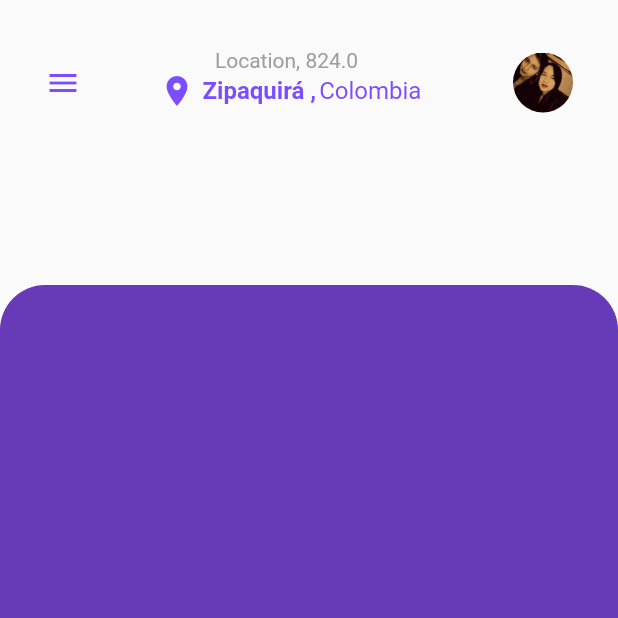
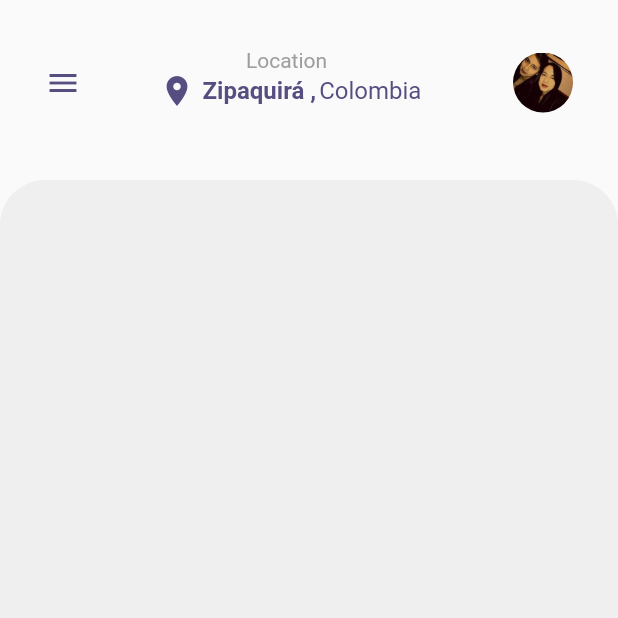
Before and after one commit to CamiloAguilar/PetsAdoption_app, a Flutter app: the screen it shows after launch, on a phone screen of 412 x 824 dp, the top half of it. Run offline on Flutter 3.47's test engine with Material 2 defaults, Android fonts, the phone set to English and light mode, and no system bars.

Commit message:
new palette colors

```diff
--- a/lib/gradient_back.dart
+++ b/lib/gradient_back.dart
@@ -9,16 +9,16 @@ class GradientBack extends StatelessWidget{
     double phone_height = MediaQuery.of(context).size.height.floorToDouble();
 
     final background = Container(
-      height: phone_height - 190,
+      height: phone_height - 110,
       margin: EdgeInsets.only(
-        top: 190
+        top: 120
       ),
       decoration: BoxDecoration(
         borderRadius: BorderRadius.only(
           topLeft: Radius.circular(30.0),
           topRight: Radius.circular(30.0)
         ),
-        color: Colors.deepPurple
+        color: Color(0xFFEFEFEF)
       ),
     );
 
--- a/lib/header_adoption.dart
+++ b/lib/header_adoption.dart
@@ -24,7 +24,7 @@ class HeaderAdoption extends StatelessWidget{
       height: 40.0,
       child: Icon(
         Icons.menu,
-        color: Colors.deepPurpleAccent,
+        color: Color(0xFF564D80),
       ),
     );
 
@@ -56,7 +56,7 @@ class HeaderAdoption extends StatelessWidget{
           ),
           child: Icon(
             Icons.location_on,
-            color: Colors.deepPurpleAccent,//Color(0xFFf2C611),
+            color: Color(0xFF564D80)//Colors.deepPurpleAccent
           )
         ),
 
@@ -72,7 +72,7 @@ class HeaderAdoption extends StatelessWidget{
             style: TextStyle(
                 fontSize: 16.0,
                 fontWeight: FontWeight.bold,
-                color: Colors.deepPurpleAccent
+                color: Color(0xFF564D80)//Colors.deepPurpleAccent
             ),
           ),
         ),
@@ -89,7 +89,7 @@ class HeaderAdoption extends StatelessWidget{
             style: TextStyle(
                 fontSize: 16.0,
                 //fontWeight: FontWeight.bold,
-                color: Colors.deepPurpleAccent
+                color: Color(0xFF564D80)//Colors.deepPurpleAccent
             ),
           ),
         )
@@ -107,7 +107,7 @@ class HeaderAdoption extends StatelessWidget{
             //left: 20.0
           ),
           child: Text(
-            '$header_message, $phone_height',
+            '$header_message',
             textAlign: TextAlign.center,
             style: TextStyle(
                 fontSize: 14.0,
```
